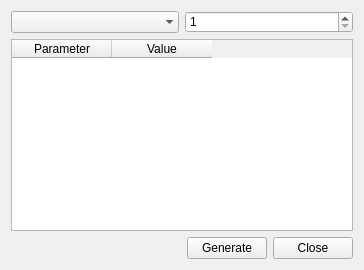
IsraelEfraim/discrete-simulator, file MainWindow.ui: the form before one commit.
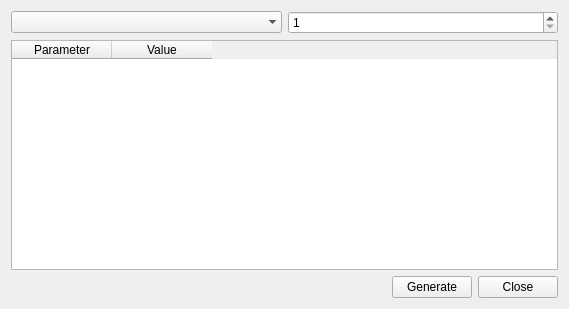
The form after the commit. Icons and pictures are not drawn.

The edit to the form file:
```diff
--- a/MainWindow.ui
+++ b/MainWindow.ui
@@ -6,10 +6,16 @@
    <rect>
     <x>0</x>
     <y>0</y>
-    <width>364</width>
-    <height>270</height>
+    <width>569</width>
+    <height>309</height>
    </rect>
   </property>
+  <property name="minimumSize">
+   <size>
+    <width>569</width>
+    <height>309</height>
+   </size>
+  </property>
   <property name="windowTitle">
    <string>Random Distribution Generator</string>
   </property>
@@ -85,6 +91,12 @@
      <layout class="QHBoxLayout" name="horizontalLayout_3">
       <item>
        <widget class="QTableWidget" name="params">
+        <property name="frameShape">
+         <enum>QFrame::StyledPanel</enum>
+        </property>
+        <property name="frameShadow">
+         <enum>QFrame::Plain</enum>
+        </property>
         <attribute name="verticalHeaderVisible">
          <bool>false</bool>
         </attribute>
```
Left out of the diff: 6 changed lines with no effect on the pictures.
